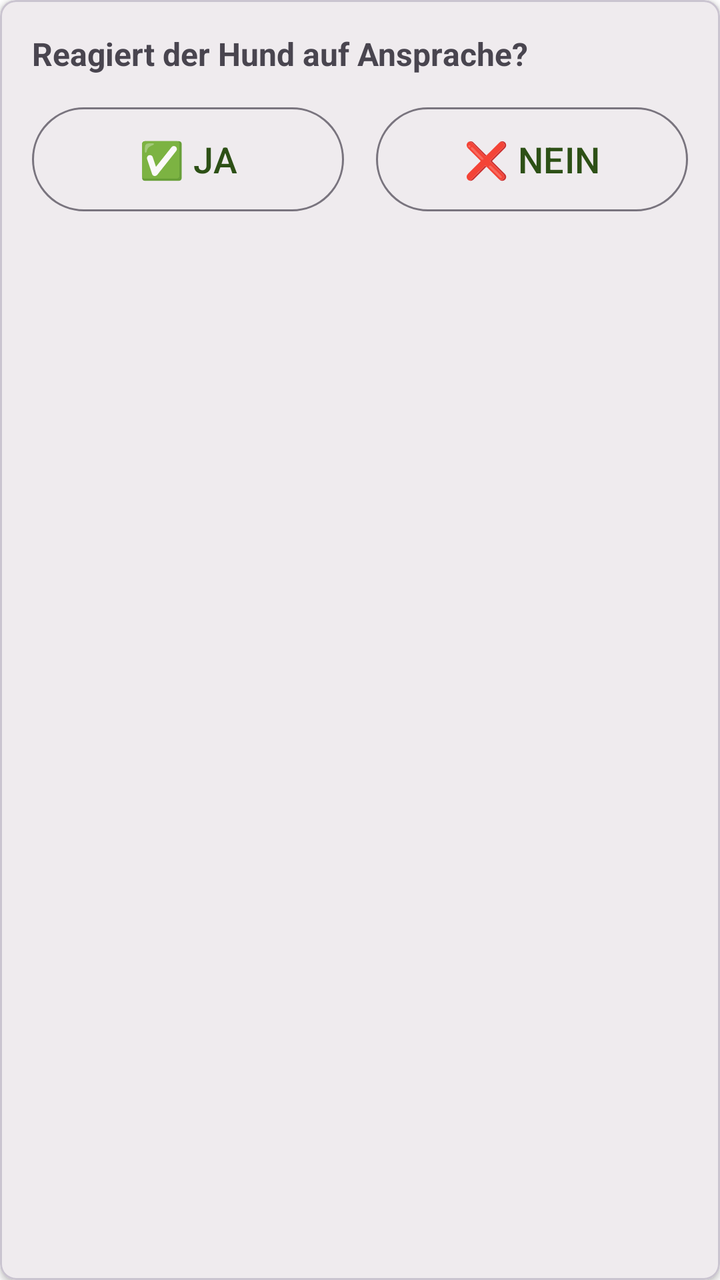
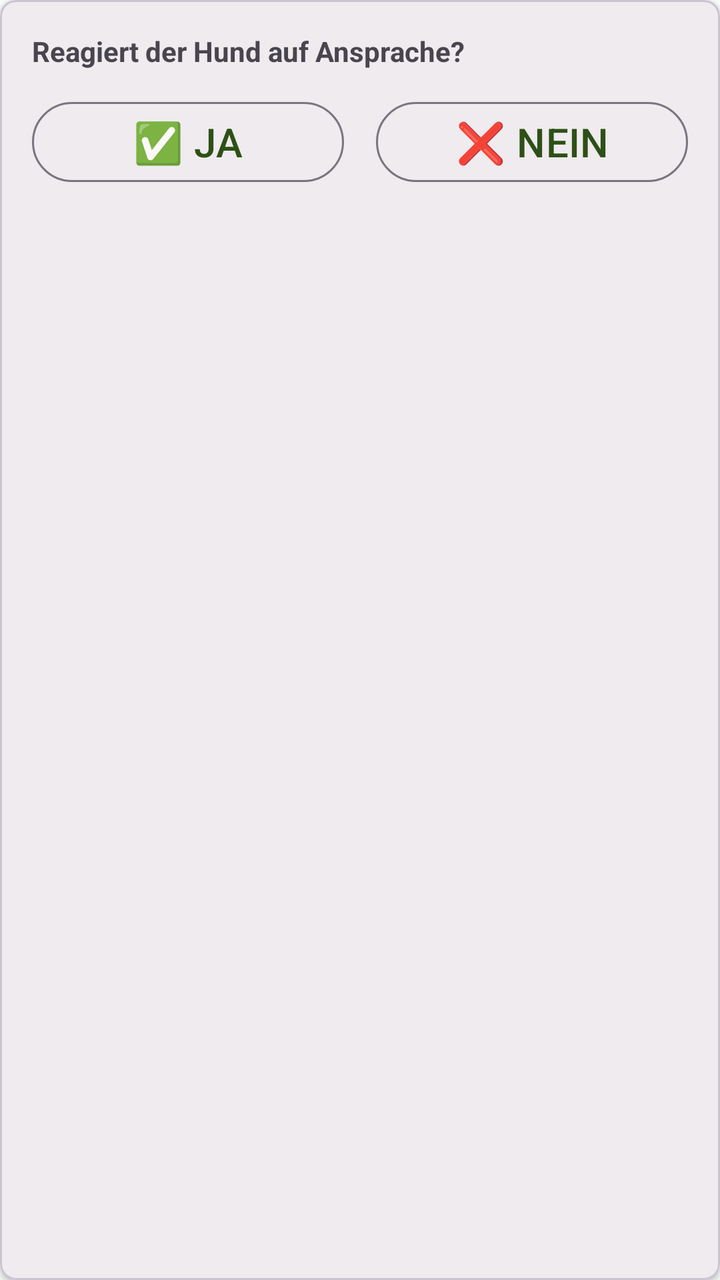

An Android layout rendered at two revisions. The XML below is the earlier revision; the diff shows what the commit changed to produce the second picture.
<!-- AndroidManifest.xml: application theme Theme.HundeWildnis -->
<!-- res/layout/item_symptom_check.xml -->
<?xml version="1.0" encoding="utf-8"?>
<com.google.android.material.card.MaterialCardView 
    xmlns:android="http://schemas.android.com/apk/res/android"
    xmlns:app="http://schemas.android.com/apk/res-auto"
    android:layout_width="match_parent"
    android:layout_height="wrap_content"
    android:layout_margin="8dp"
    app:cardElevation="2dp"
    app:cardCornerRadius="8dp">

    <LinearLayout
        android:layout_width="match_parent"
        android:layout_height="wrap_content"
        android:orientation="vertical"
        android:padding="16dp">

        
        <TextView
            android:id="@+id/tvQuestion"
            android:layout_width="match_parent"
            android:layout_height="wrap_content"
            android:text="Reagiert der Hund auf Ansprache?"
            android:textSize="16sp"
            android:textStyle="bold" />

        
        <LinearLayout
            android:layout_width="match_parent"
            android:layout_height="wrap_content"
            android:layout_marginTop="12dp"
            android:orientation="horizontal"
            android:gravity="center">

            <com.google.android.material.button.MaterialButton
                android:id="@+id/btnYes"
                style="@style/Widget.Material3.Button.OutlinedButton"
                android:layout_width="0dp"
                android:layout_height="60dp"
                android:layout_weight="1"
                android:layout_marginEnd="8dp"
                android:text="✅ JA"
                android:textSize="18sp" />

            <com.google.android.material.button.MaterialButton
                android:id="@+id/btnNo"
                style="@style/Widget.Material3.Button.OutlinedButton"
                android:layout_width="0dp"
                android:layout_height="60dp"
                android:layout_weight="1"
                android:layout_marginStart="8dp"
                android:text="❌ NEIN"
                android:textSize="18sp" />

        </LinearLayout>

    </LinearLayout>

</com.google.android.material.card.MaterialCardView>
<!-- resources referenced by this layout -->
<resources>
  <style name="Base.Theme.HundeWildnis" parent="Theme.Material3.Light.NoActionBar">
          <item name="colorPrimary">#2d5016</item>
          <item name="colorPrimaryVariant">#1a3009</item>
          <item name="colorOnPrimary">#FFFFFF</item>
          <item name="colorSecondary">#6b8e4e</item>
          <item name="colorSecondaryVariant">#4a6135</item>
          <item name="colorOnSecondary">#000000</item>
          <item name="android:statusBarColor">?attr/colorPrimaryVariant</item>
  
          <item name="android:navigationBarColor">@android:color/transparent</item>
          <item name="android:windowLightStatusBar">true</item>
          <item name="android:windowLightNavigationBar">true</item>
          <item name="android:enforceNavigationBarContrast" tools:targetApi="q">false</item>
          <item name="android:enforceStatusBarContrast" tools:targetApi="q">false</item>
  
          
          <item name="colorAccent">#2d5016</item>
          <item name="android:textColorPrimary">#000000</item>
  
          
          <item name="materialAlertDialogTheme">@style/AlertDialogTheme</item>
  
          
          <item name="actionMenuTextColor">#FFFFFF</item>
  
          
          <item name="android:windowBackground">#FFFFFF</item>
          <item name="android:colorBackground">#FFFFFF</item>
      </style>
  <style name="AlertDialogTheme" parent="ThemeOverlay.Material3.MaterialAlertDialog">
          
          <item name="colorSurface">#FFFFFF</item>
  
          
          <item name="colorOnSurface">#000000</item>
          <item name="android:textColorPrimary">#000000</item>
  
          
          <item name="buttonBarPositiveButtonStyle">@style/DialogButtonStyle.Light</item>
          <item name="buttonBarNegativeButtonStyle">@style/DialogButtonStyle.Light</item>
          <item name="buttonBarNeutralButtonStyle">@style/DialogButtonStyle.Light</item>
      </style>
  <style name="DialogButtonStyle.Light" parent="Widget.Material3.Button.TextButton.Dialog">
          
          <item name="android:textColor">#2d5016</item>
  
          
          <item name="backgroundTint">@android:color/transparent</item>
  
          
          <item name="rippleColor">#332d5016</item>
      </style>
  <!-- unchanged entries left out for length: 1 -->
</resources>

<!-- the commit's change to res/layout/item_symptom_check.xml (unified diff, before → after) -->
@@ -20,7 +20,7 @@
             android:layout_width="match_parent"
             android:layout_height="wrap_content"
             android:text="Reagiert der Hund auf Ansprache?"
-            android:textSize="16sp"
+            android:textSize="@dimen/text_body_medium"
             android:textStyle="bold" />
 
         
@@ -35,21 +35,21 @@
                 android:id="@+id/btnYes"
                 style="@style/Widget.Material3.Button.OutlinedButton"
                 android:layout_width="0dp"
-                android:layout_height="60dp"
+                android:layout_height="wrap_content"
                 android:layout_weight="1"
                 android:layout_marginEnd="8dp"
                 android:text="✅ JA"
-                android:textSize="18sp" />
+                android:textSize="@dimen/text_body_medium" />
 
             <com.google.android.material.button.MaterialButton
                 android:id="@+id/btnNo"
                 style="@style/Widget.Material3.Button.OutlinedButton"
                 android:layout_width="0dp"
-                android:layout_height="60dp"
+                android:layout_height="wrap_content"
                 android:layout_weight="1"
                 android:layout_marginStart="8dp"
                 android:text="❌ NEIN"
-                android:textSize="18sp" />
+                android:textSize="@dimen/text_body_medium" />
 
         </LinearLayout>
 
<!-- resource entries referenced after the edit -->
@@ -1,17 +1,21 @@
 <!-- resources referenced by this layout -->
 <resources>
+  <dimen name="text_body_medium">14sp</dimen>
   <style name="Base.Theme.HundeWildnis" parent="Theme.Material3.Light.NoActionBar">
+          
+          <item name="materialButtonStyle">@style/Widget.App.Button</item>
+  
           <item name="colorPrimary">#2d5016</item>
           <item name="colorPrimaryVariant">#1a3009</item>
           <item name="colorOnPrimary">#FFFFFF</item>
           <item name="colorSecondary">#6b8e4e</item>
           <item name="colorSecondaryVariant">#4a6135</item>
           <item name="colorOnSecondary">#000000</item>
-          <item name="android:statusBarColor">?attr/colorPrimaryVariant</item>
-  
+          <item name="android:statusBarColor">@android:color/transparent</item>
           <item name="android:navigationBarColor">@android:color/transparent</item>
+          <item name="android:windowDrawsSystemBarBackgrounds">true</item>
           <item name="android:windowLightStatusBar">true</item>
-          <item name="android:windowLightNavigationBar">true</item>
+          <item name="android:windowLightNavigationBar" tools:targetApi="27">true</item>
           <item name="android:enforceNavigationBarContrast" tools:targetApi="q">false</item>
           <item name="android:enforceStatusBarContrast" tools:targetApi="q">false</item>
   
@@ -21,13 +25,26 @@
   
           
           <item name="materialAlertDialogTheme">@style/AlertDialogTheme</item>
+          <item name="alertDialogTheme">@style/AlertDialogTheme</item>
   
           
           <item name="actionMenuTextColor">#FFFFFF</item>
+          <item name="actionOverflowButtonStyle">@style/Widget.App.Overflow</item>
   
           
           <item name="android:windowBackground">#FFFFFF</item>
           <item name="android:colorBackground">#FFFFFF</item>
+      </style>
+  <style name="Widget.App.Button" parent="Widget.Material3.Button">
+          <item name="autoSizeTextType">uniform</item>
+          <item name="autoSizeMinTextSize">12sp</item>
+          <item name="autoSizeMaxTextSize">@dimen/text_button_large</item>
+          <item name="autoSizeStepGranularity">1sp</item>
+          <item name="android:maxLines">2</item>
+          <item name="android:ellipsize">end</item>
+          <item name="android:paddingStart">16dp</item>
+          <item name="android:paddingEnd">16dp</item>
+          <item name="android:minHeight">60dp</item>
       </style>
   <style name="AlertDialogTheme" parent="ThemeOverlay.Material3.MaterialAlertDialog">
           
@@ -41,10 +58,39 @@
           <item name="buttonBarPositiveButtonStyle">@style/DialogButtonStyle.Light</item>
           <item name="buttonBarNegativeButtonStyle">@style/DialogButtonStyle.Light</item>
           <item name="buttonBarNeutralButtonStyle">@style/DialogButtonStyle.Light</item>
+  
+          
+          <item name="buttonBarStyle">@style/Widget.App.ButtonBar</item>
+  
+          
+          <item name="android:buttonStyle">@style/DialogButtonStyle.Light</item>
       </style>
+  <style name="Widget.App.Overflow" parent="Widget.AppCompat.ActionButton.Overflow">
+          <item name="android:src">@drawable/ic_menu_hamburger</item>
+      </style>
+  <dimen name="text_button_large">20sp</dimen>
   <style name="DialogButtonStyle.Light" parent="Widget.Material3.Button.TextButton.Dialog">
           
           <item name="android:textColor">#2d5016</item>
+  
+          
+          <item name="android:textSize">13sp</item>
+          <item name="android:textAllCaps">false</item>
+          <item name="android:maxLines">2</item>
+          <item name="android:singleLine">false</item>
+          <item name="android:ellipsize">none</item>
+          <item name="autoSizeTextType">uniform</item>
+          <item name="autoSizeMinTextSize">10sp</item>
+          <item name="autoSizeMaxTextSize">16sp</item>
+  
+          
+          <item name="android:paddingStart">2dp</item>
+          <item name="android:paddingEnd">2dp</item>
+          <item name="android:minWidth">0dp</item>
+          <item name="android:insetLeft">0dp</item>
+          <item name="android:insetRight">0dp</item>
+          <item name="android:insetTop">0dp</item>
+          <item name="android:insetBottom">0dp</item>
   
           
           <item name="backgroundTint">@android:color/transparent</item>
@@ -52,6 +98,19 @@
           
           <item name="rippleColor">#332d5016</item>
       </style>
+  <style name="Widget.App.ButtonBar" parent="Widget.AppCompat.ButtonBar.AlertDialog">
+          <item name="android:padding">0dp</item>
+      </style>
+  <!-- drawable ic_menu_hamburger (drawable) -->
+  <vector xmlns:android="http://schemas.android.com/apk/res/android"
+      android:width="24dp"
+      android:height="24dp"
+      android:viewportWidth="24"
+      android:viewportHeight="24">
+      <path
+          android:fillColor="#FFFFFF"
+          android:pathData="M3,18h18v-2H3V18z M3,13h18v-2H3V13z M3,6v2h18V6H3z" />
+  </vector>
   <!-- unchanged entries left out for length: 1 -->
 </resources>
 
